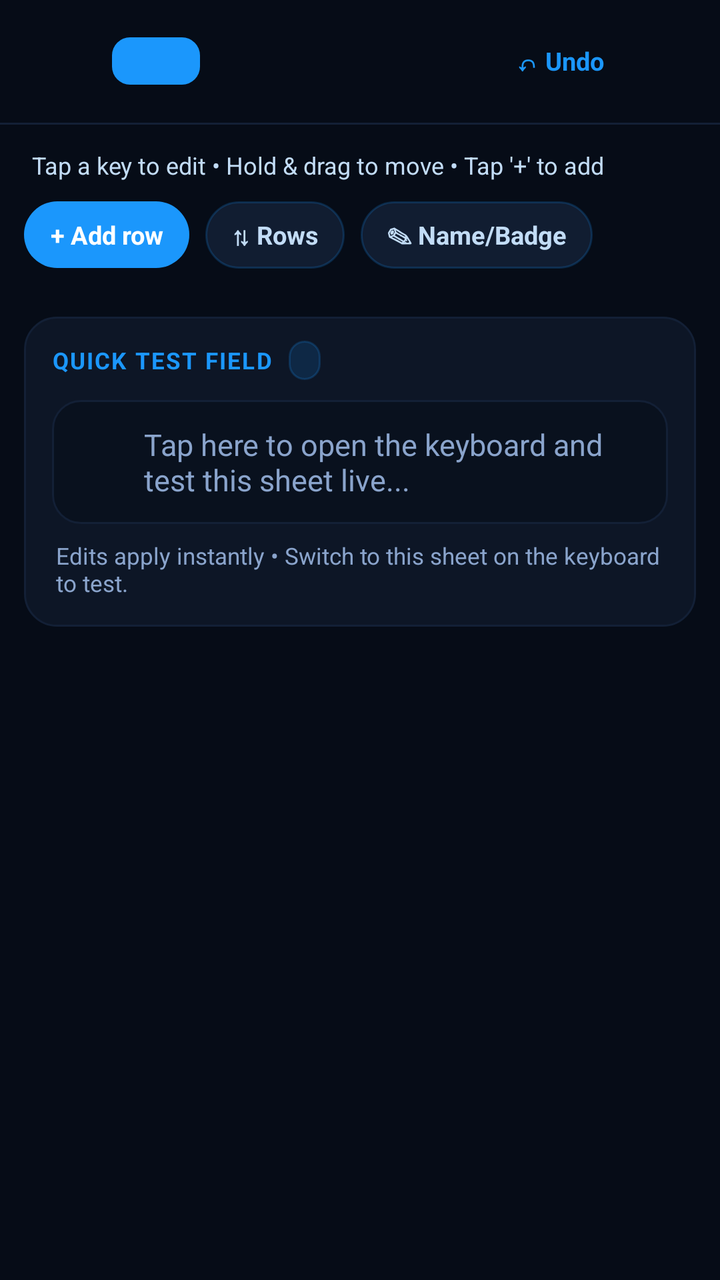
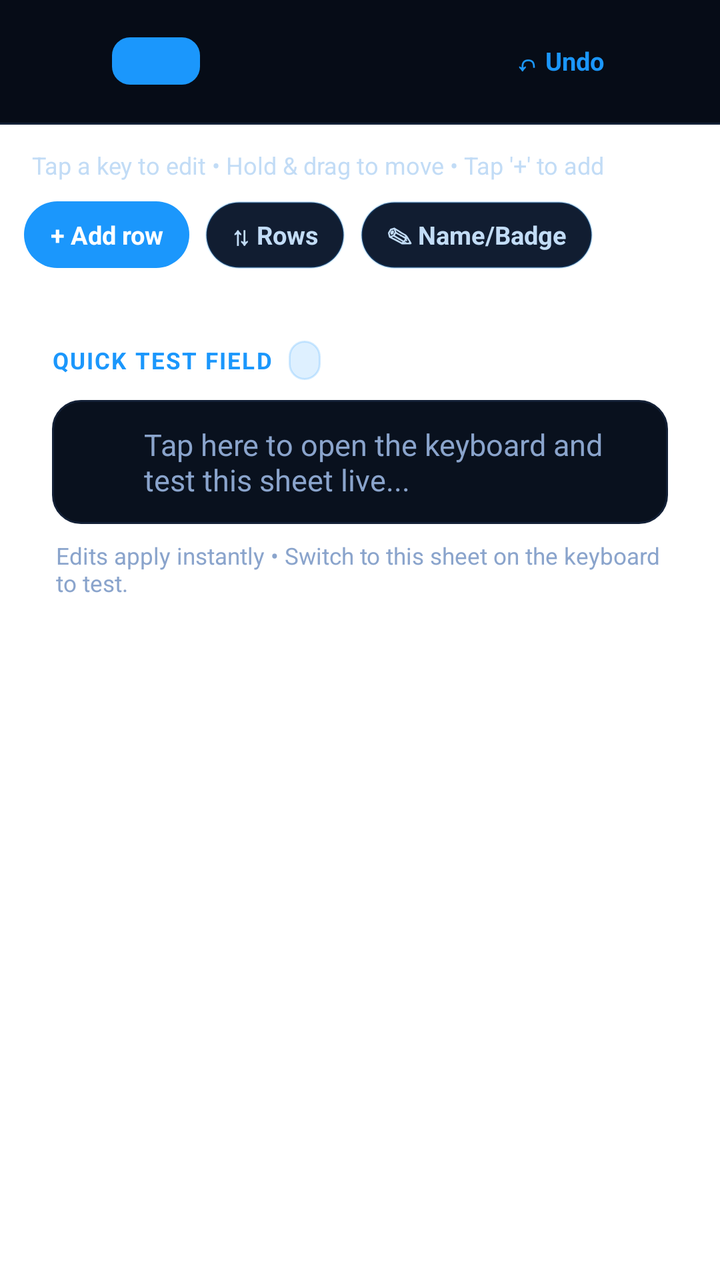

Before-and-after screenshots of an Android layout around one commit, followed by the original layout XML and the change that was made.
<!-- AndroidManifest.xml: fallback theme Theme.MaterialComponents.DayNight.NoActionBar -->
<!-- res/layout/mr_sheet_ed_screen.xml -->
<?xml version="1.0" encoding="utf-8"?>
<LinearLayout xmlns:android="http://schemas.android.com/apk/res/android"
    android:orientation="vertical"
    android:background="@color/mr_ui_bg"
    android:layout_width="match_parent"
    android:layout_height="match_parent">
    <LinearLayout
        android:gravity="center_vertical"
        android:orientation="horizontal"
        android:background="@color/mr_ui_bg"
        android:padding="8dp"
        android:layout_width="match_parent"
        android:layout_height="wrap_content">
        <LinearLayout
            android:tag="back_slot"
            android:background="@drawable/mr_sheet_ed_header_pill"
            android:layout_width="40dp"
            android:layout_height="40dp" />
        <LinearLayout
            android:tag="header_pill"
            android:gravity="center_vertical"
            android:orientation="horizontal"
            android:background="@drawable/mr_sheet_ed_header_pill"
            android:paddingLeft="8dp"
            android:paddingTop="4dp"
            android:paddingRight="8dp"
            android:paddingBottom="4dp"
            android:layout_width="0dp"
            android:layout_height="wrap_content"
            android:layout_weight="1">
            <TextView
                android:tag="badge"
                android:textSize="12sp"
                android:textStyle="bold"
                android:textColor="@color/mr_ui_text"
                android:gravity="center"
                android:background="@drawable/mr_sheet_ed_badge_bg"
                android:paddingLeft="8dp"
                android:paddingTop="3.5dp"
                android:paddingRight="8dp"
                android:paddingBottom="3.5dp"
                android:minWidth="44dp"
                android:layout_width="wrap_content"
                android:layout_height="wrap_content" />
            <LinearLayout
                android:orientation="vertical"
                android:paddingLeft="10dp"
                android:layout_width="0dp"
                android:layout_height="wrap_content"
                android:layout_weight="1">
                <TextView
                    android:tag="title"
                    android:textSize="16sp"
                    android:textStyle="bold"
                    android:textColor="@color/mr_ui_text"
                    android:singleLine="true"
                    android:ellipsize="end"
                    android:layout_width="match_parent"
                    android:layout_height="wrap_content" />
                <TextView
                    android:tag="subtitle"
                    android:textSize="11.5sp"
                    android:textColor="@color/mr_ui_text2"
                    android:singleLine="true"
                    android:ellipsize="end"
                    android:layout_width="match_parent"
                    android:layout_height="wrap_content" />
            </LinearLayout>
        </LinearLayout>
        <TextView
            android:tag="undo"
            android:textSize="12.5sp"
            android:textStyle="bold"
            android:textColor="@color/mr_ui_cyan"
            android:gravity="center"
            android:background="@drawable/mr_sheet_ed_undo_bg"
            android:paddingLeft="10dp"
            android:paddingTop="7dp"
            android:paddingRight="10dp"
            android:paddingBottom="7dp"
            android:layout_width="wrap_content"
            android:layout_height="wrap_content"
            android:text="@string/mr_sheet_ed_undo" />
        <LinearLayout
            android:tag="more_slot"
            android:background="@drawable/mr_sheet_ed_header_pill"
            android:layout_width="40dp"
            android:layout_height="40dp" />
    </LinearLayout>
    <View
        android:background="@color/mr_ui_stroke"
        android:layout_width="match_parent"
        android:layout_height="1dp" />
    <ScrollView
        android:tag="scroll"
        android:fillViewport="true"
        android:layout_width="match_parent"
        android:layout_height="0dp"
        android:layout_weight="1">
        <LinearLayout
            android:tag="content"
            android:orientation="vertical"
            android:paddingLeft="12dp"
            android:paddingTop="12dp"
            android:paddingRight="12dp"
            android:paddingBottom="20dp"
            android:layout_width="match_parent"
            android:layout_height="wrap_content">
            <TextView
                android:textSize="12sp"
                android:textColor="@color/mr_ui_text2"
                android:paddingLeft="4dp"
                android:paddingRight="4dp"
                android:paddingBottom="10dp"
                android:layout_width="match_parent"
                android:layout_height="wrap_content"
                android:text="@string/mr_sheet_ed_hint" />
            <LinearLayout
                android:gravity="center_vertical"
                android:orientation="horizontal"
                android:layout_width="match_parent"
                android:layout_height="wrap_content"
                android:layout_marginBottom="10dp">
                <TextView
                    android:tag="add_row"
                    android:textSize="12.5sp"
                    android:textStyle="bold"
                    android:textColor="@color/mr_ui_text"
                    android:gravity="center"
                    android:background="@drawable/mr_sheet_ed_pill_primary"
                    android:paddingLeft="13dp"
                    android:paddingTop="8dp"
                    android:paddingRight="13dp"
                    android:paddingBottom="8dp"
                    android:layout_width="wrap_content"
                    android:layout_height="wrap_content"
                    android:text="@string/mr_sheet_ed_add_row" />
                <TextView
                    android:tag="rows_btn"
                    android:textSize="12.5sp"
                    android:textStyle="bold"
                    android:textColor="@color/mr_ui_text2"
                    android:gravity="center"
                    android:background="@drawable/mr_sheet_ed_pill"
                    android:paddingLeft="13dp"
                    android:paddingTop="8dp"
                    android:paddingRight="13dp"
                    android:paddingBottom="8dp"
                    android:layout_width="wrap_content"
                    android:layout_height="wrap_content"
                    android:layout_marginLeft="8dp"
                    android:text="@string/mr_sheet_ed_rows_btn" />
                <TextView
                    android:tag="name_btn"
                    android:textSize="12.5sp"
                    android:textStyle="bold"
                    android:textColor="@color/mr_ui_text2"
                    android:gravity="center"
                    android:background="@drawable/mr_sheet_ed_pill"
                    android:paddingLeft="13dp"
                    android:paddingTop="8dp"
                    android:paddingRight="13dp"
                    android:paddingBottom="8dp"
                    android:layout_width="wrap_content"
                    android:layout_height="wrap_content"
                    android:layout_marginLeft="8dp"
                    android:text="@string/mr_sheet_ed_name_btn" />
            </LinearLayout>
            <LinearLayout
                android:tag="grid_slot"
                android:orientation="vertical"
                android:layout_width="match_parent"
                android:layout_height="wrap_content" />
            <include layout="@layout/mr_sheet_ed_test_card" />
        </LinearLayout>
    </ScrollView>
</LinearLayout>
<!-- res/layout/mr_sheet_ed_test_card.xml (included above) -->
<?xml version="1.0" encoding="utf-8"?>
<LinearLayout xmlns:android="http://schemas.android.com/apk/res/android"
    android:tag="test_card"
    android:orientation="vertical"
    android:background="@drawable/mr_sheet_ed_card_bg"
    android:paddingLeft="14dp"
    android:paddingTop="12dp"
    android:paddingRight="14dp"
    android:paddingBottom="14dp"
    android:layout_width="match_parent"
    android:layout_height="wrap_content"
    android:layout_marginTop="14dp">
    <LinearLayout
        android:gravity="center_vertical"
        android:orientation="horizontal"
        android:layout_width="match_parent"
        android:layout_height="wrap_content">
        <TextView
            android:textSize="11.5sp"
            android:textStyle="bold"
            android:textColor="@color/mr_ui_cyan"
            android:letterSpacing="0.06"
            android:layout_width="wrap_content"
            android:layout_height="wrap_content"
            android:text="@string/mr_sheet_ed_test_title" />
        <TextView
            android:tag="test_badge"
            android:textSize="10.5sp"
            android:textStyle="bold"
            android:textColor="@color/mr_ui_cyan"
            android:background="@drawable/mr_sheet_ed_live_bg"
            android:paddingLeft="8dp"
            android:paddingTop="2.5dp"
            android:paddingRight="8dp"
            android:paddingBottom="2.5dp"
            android:layout_width="wrap_content"
            android:layout_height="wrap_content"
            android:layout_marginLeft="8dp" />
        <View
            android:layout_width="0dp"
            android:layout_height="1dp"
            android:layout_weight="1" />
        <LinearLayout
            android:tag="test_clear"
            android:gravity="center_vertical"
            android:orientation="horizontal"
            android:background="@drawable/mr_sheet_ed_clear_bg"
            android:paddingLeft="9dp"
            android:paddingTop="4dp"
            android:paddingRight="10dp"
            android:paddingBottom="4dp"
            android:layout_width="wrap_content"
            android:layout_height="wrap_content"
            android:layout_marginLeft="8dp"
            android:visibility="gone">
            <ImageView
                android:tag="test_clear_icon"
                android:layout_width="12dp"
                android:layout_height="12dp"
                android:layout_marginRight="4dp" />
            <TextView
                android:textSize="11.5sp"
                android:textColor="@color/mr_ui_text2"
                android:fontFamily="sans-serif-medium"
                android:layout_width="wrap_content"
                android:layout_height="wrap_content"
                android:text="@string/mr_sheet_ed_test_clear" />
        </LinearLayout>
    </LinearLayout>
    <LinearLayout
        android:tag="test_field_row"
        android:gravity="center_vertical"
        android:orientation="horizontal"
        android:background="@drawable/mr_sheet_ed_field_bg"
        android:minHeight="54dp"
        android:layout_width="match_parent"
        android:layout_height="wrap_content"
        android:layout_marginTop="10dp">
        <ImageView
            android:tag="test_field_icon"
            android:scaleType="center"
            android:layout_width="22dp"
            android:layout_height="22dp"
            android:layout_marginLeft="14dp"
            android:layout_marginRight="10dp" />
        <EditText
            android:tag="test_input"
            android:background="@null"
            android:textSize="15sp"
            android:textColor="@color/mr_ui_text"
            android:textColorHint="@color/mr_ui_text3"
            android:hint="@string/mr_sheet_ed_test_hint"
            android:paddingLeft="0dp"
            android:paddingTop="12dp"
            android:paddingRight="14dp"
            android:paddingBottom="12dp"
            android:maxLines="4"
            android:inputType="textMultiLine|textNoSuggestions"
            android:imeOptions="flagNoExtractUi|flagNoFullscreen"
            android:layout_width="0dp"
            android:layout_height="wrap_content"
            android:layout_weight="1" />
    </LinearLayout>
    <TextView
        android:textSize="11.5sp"
        android:textColor="@color/mr_ui_text3"
        android:paddingLeft="2dp"
        android:paddingTop="8dp"
        android:paddingRight="2dp"
        android:layout_width="match_parent"
        android:layout_height="wrap_content"
        android:text="@string/mr_sheet_ed_test_footer" />
</LinearLayout>
<!-- resources referenced by this layout -->
<resources>
  <color name="mr_ui_bg">#ff060c17</color>
  <color name="mr_ui_cyan">#ff1b97fc</color>
  <color name="mr_ui_stroke">#ff132036</color>
  <color name="mr_ui_text">#ffffffff</color>
  <color name="mr_ui_text2">#ffc2dcf6</color>
  <color name="mr_ui_text3">#ff8aa4cc</color>
  <!-- drawable mr_sheet_ed_badge_bg (drawable) -->
  <?xml version="1.0" encoding="utf-8"?>
  <shape xmlns:android="http://schemas.android.com/apk/res/android" android:shape="rectangle">
      <solid android:color="@color/mr_ui_cyan" />
      <corners android:radius="9dp" />
  </shape>
  <!-- drawable mr_sheet_ed_card_bg (drawable) -->
  <?xml version="1.0" encoding="utf-8"?>
  <shape xmlns:android="http://schemas.android.com/apk/res/android" android:shape="rectangle">
      <solid android:color="@color/mr_ui_card" />
      <stroke android:width="1dp" android:color="@color/mr_ui_stroke" />
      <corners android:radius="16dp" />
  </shape>
  <!-- drawable mr_sheet_ed_header_pill (drawable) -->
  <?xml version="1.0" encoding="utf-8"?>
  <ripple xmlns:android="http://schemas.android.com/apk/res/android" android:color="@color/mr_ripple">
      <item android:id="@android:id/mask">
          <shape android:shape="rectangle">
              <solid android:color="#ff000000" />
              <corners android:radius="12dp" />
          </shape>
      </item>
  </ripple>
  <!-- drawable mr_sheet_ed_live_bg (drawable) -->
  <?xml version="1.0" encoding="utf-8"?>
  <shape xmlns:android="http://schemas.android.com/apk/res/android" android:shape="rectangle">
      <solid android:color="@color/mr_ui_cyan_soft" />
      <stroke android:width="1dp" android:color="@color/mr_ui_cyan_line" />
      <corners android:radius="100dp" />
  </shape>
  <!-- drawable mr_sheet_ed_pill_primary (drawable) -->
  <?xml version="1.0" encoding="utf-8"?>
  <ripple xmlns:android="http://schemas.android.com/apk/res/android" android:color="@color/mr_ripple_dark">
      <item>
          <shape android:shape="rectangle">
              <solid android:color="@color/mr_ui_cyan" />
              <corners android:radius="100dp" />
          </shape>
      </item>
      <item android:id="@android:id/mask">
          <shape android:shape="rectangle">
              <solid android:color="#ff000000" />
              <corners android:radius="100dp" />
          </shape>
      </item>
  </ripple>
  <!-- drawable mr_sheet_ed_undo_bg (drawable) -->
  <?xml version="1.0" encoding="utf-8"?>
  <ripple xmlns:android="http://schemas.android.com/apk/res/android" android:color="@color/mr_ripple">
      <item android:id="@android:id/mask">
          <shape android:shape="rectangle">
              <solid android:color="#ff000000" />
              <corners android:radius="10dp" />
          </shape>
      </item>
  </ripple>
  <string name="mr_sheet_ed_add_row">+ Add row</string>
  <string name="mr_sheet_ed_hint">Tap a key to edit • Hold &amp; drag to move • Tap \'+\' to add</string>
  <string name="mr_sheet_ed_name_btn">✎ Name/Badge</string>
  <string name="mr_sheet_ed_rows_btn">⇅ Rows</string>
  <string name="mr_sheet_ed_test_clear">Clear</string>
  <string name="mr_sheet_ed_test_footer">Edits apply instantly • Switch to this sheet on the keyboard to test.</string>
  <string name="mr_sheet_ed_test_hint">Tap here to open the keyboard and test this sheet live...</string>
  <string name="mr_sheet_ed_test_title">QUICK TEST FIELD</string>
  <string name="mr_sheet_ed_undo">↶ Undo</string>
  <color name="mr_ui_card">#ff0d1626</color>
  <color name="mr_ripple">#331b97fc</color>
  <color name="mr_ui_raised">#ff111d31</color>
  <color name="mr_ui_sunken">#ff09111e</color>
  <color name="mr_ui_cyan_soft">#241b97fc</color>
  <color name="mr_ui_cyan_line">#331b97fc</color>
  <color name="mr_ripple_dark">#33000000</color>
  <!-- unchanged entries left out for length: 3 -->
</resources>

<!-- the commit's change to res/layout/mr_sheet_ed_screen.xml (unified diff, before → after) -->
@@ -1,7 +1,7 @@
 <?xml version="1.0" encoding="utf-8"?>
 <LinearLayout xmlns:android="http://schemas.android.com/apk/res/android"
     android:orientation="vertical"
-    android:background="@color/mr_ui_bg"
+    android:background="?attr/mrScreenBg"
     android:layout_width="match_parent"
     android:layout_height="match_parent">
     <LinearLayout
@@ -180,7 +180,7 @@
 <LinearLayout xmlns:android="http://schemas.android.com/apk/res/android"
     android:tag="test_card"
     android:orientation="vertical"
-    android:background="@drawable/mr_sheet_ed_card_bg"
+    android:background="?attr/mrCardFlat"
     android:paddingLeft="14dp"
     android:paddingTop="12dp"
     android:paddingRight="14dp"
<!-- resource entries referenced after the edit -->
@@ -11,13 +11,6 @@
   <shape xmlns:android="http://schemas.android.com/apk/res/android" android:shape="rectangle">
       <solid android:color="@color/mr_ui_cyan" />
       <corners android:radius="9dp" />
-  </shape>
-  <!-- drawable mr_sheet_ed_card_bg (drawable) -->
-  <?xml version="1.0" encoding="utf-8"?>
-  <shape xmlns:android="http://schemas.android.com/apk/res/android" android:shape="rectangle">
-      <solid android:color="@color/mr_ui_card" />
-      <stroke android:width="1dp" android:color="@color/mr_ui_stroke" />
-      <corners android:radius="16dp" />
   </shape>
   <!-- drawable mr_sheet_ed_header_pill (drawable) -->
   <?xml version="1.0" encoding="utf-8"?>
@@ -71,7 +64,6 @@
   <string name="mr_sheet_ed_test_hint">Tap here to open the keyboard and test this sheet live...</string>
   <string name="mr_sheet_ed_test_title">QUICK TEST FIELD</string>
   <string name="mr_sheet_ed_undo">↶ Undo</string>
-  <color name="mr_ui_card">#ff0d1626</color>
   <color name="mr_ripple">#331b97fc</color>
   <color name="mr_ui_raised">#ff111d31</color>
   <color name="mr_ui_sunken">#ff09111e</color>
